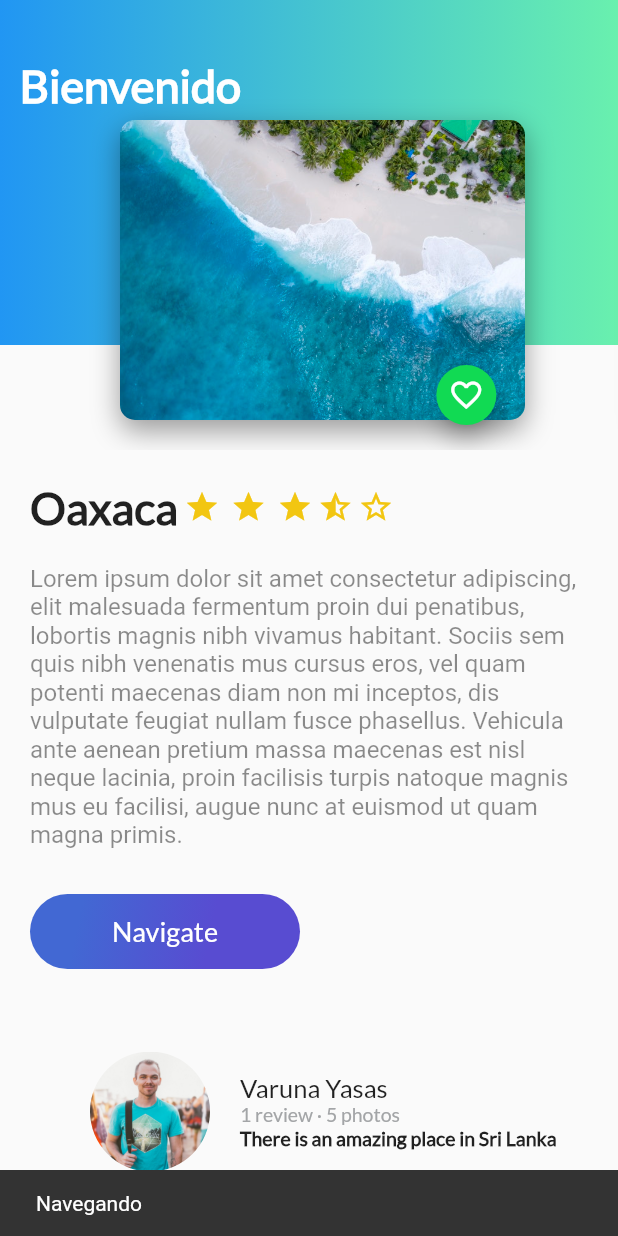
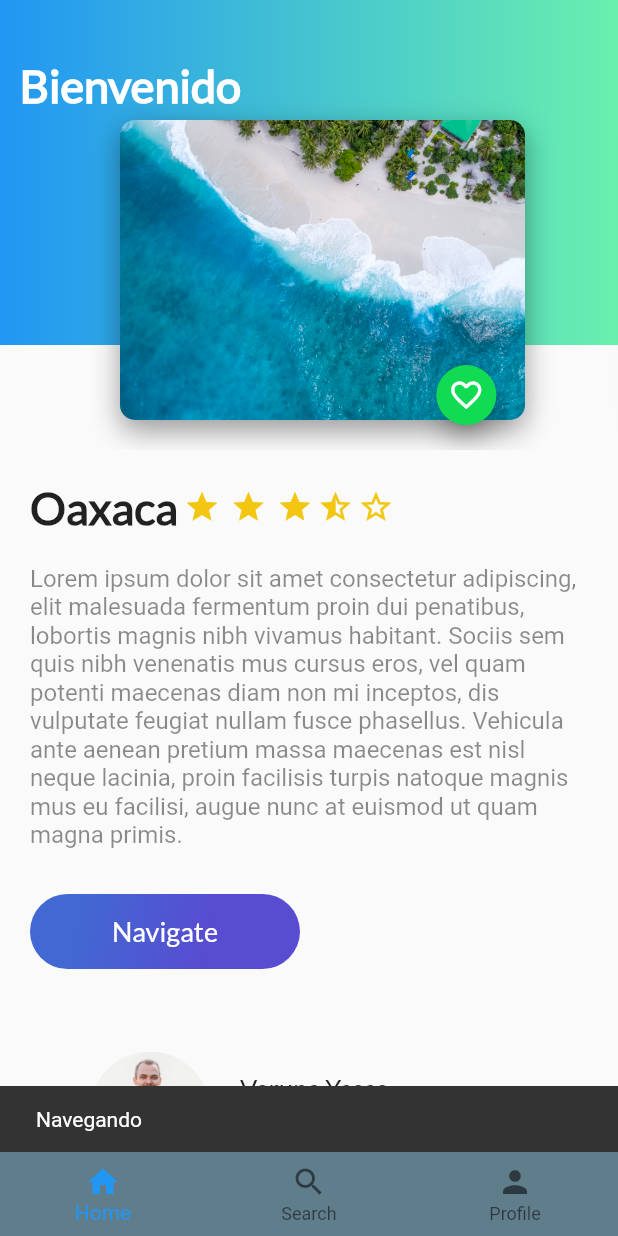
Before and after one commit to liz84pp/ProyectoFinal, a Flutter app: the screen it shows after launch, after a tap on "Navigate", on a phone screen of 412 x 824 dp. Run offline on Flutter 3.47's test engine with Material 2 defaults, Android fonts, the phone set to English and light mode, and no system bars.

Commit message:
agrego el nav bar

```diff
--- /dev/null
+++ b/lib/home_trips.dart
@@ -0,0 +1,40 @@
+import 'package:flutter/material.dart';
+import 'description_place.dart';
+import 'reviewlist.dart';
+import 'header_appbar.dart';
+
+
+class HomeTrips extends StatelessWidget {
+  String descriptionDummy = "Lorem ipsum dolor sit amet consectetur adipiscing, elit malesuada fermentum proin dui penatibus, lobortis magnis nibh vivamus habitant. Sociis sem quis nibh venenatis mus cursus eros, vel quam potenti maecenas diam non mi inceptos, dis vulputate feugiat nullam fusce phasellus. Vehicula ante aenean pretium massa maecenas est nisl neque lacinia, proin facilisis turpis natoque magnis mus eu facilisi, augue nunc at euismod ut quam magna primis.";
+
+  @override
+  Widget build(BuildContext context) {
+    // TODO: implement build
+    return MaterialApp(
+      title: 'Flutter Demo',
+      theme: ThemeData(
+        primarySwatch: Colors.blue,
+      ),
+      /*,*/
+      home: Scaffold (
+        /*appBar: AppBar(
+          title: Text("Esta es la barra AppBar"),
+        ),*/
+        body: Stack(
+          children: [
+            ListView(
+              children: [
+                DescriptionPlace("Oaxaca", 5, descriptionDummy),
+                ReviewList(),
+              ],
+            ),
+            HeaderAppBar()
+          ],
+        ),
+
+
+      ),
+    );
+  }
+
+}
--- a/lib/main.dart
+++ b/lib/main.dart
@@ -1,7 +1,7 @@
 import 'package:flutter/material.dart';
-import 'description_place.dart';
-import 'reviewlist.dart';
-import 'header_appbar.dart';
+import 'package:flutter_demogit/home_trips.dart';
+import 'uao_trips.dart';
+
 
 void main() {
   runApp(MyApp());
@@ -9,33 +9,9 @@ void main() {
 
 class MyApp extends StatelessWidget {
   // This widget is the root of your application.
-  String descriptionDummy = "Lorem ipsum dolor sit amet consectetur adipiscing, elit malesuada fermentum proin dui penatibus, lobortis magnis nibh vivamus habitant. Sociis sem quis nibh venenatis mus cursus eros, vel quam potenti maecenas diam non mi inceptos, dis vulputate feugiat nullam fusce phasellus. Vehicula ante aenean pretium massa maecenas est nisl neque lacinia, proin facilisis turpis natoque magnis mus eu facilisi, augue nunc at euismod ut quam magna primis.";
-
 
   @override
   Widget build(BuildContext context) {
-    return MaterialApp(
-      title: 'Flutter Demo',
-      theme: ThemeData(
-        primarySwatch: Colors.blue,
-      ),
-      /*,*/
-      home: Scaffold (
-        /*appBar: AppBar(
-          title: Text("Esta es la barra AppBar"),
-        ),*/
-        body: Stack(
-          children: [
-            ListView(
-              children: [
-                DescriptionPlace("Oaxaca", 5, descriptionDummy),
-                ReviewList(),
-              ],
-            ),
-            HeaderAppBar()
-          ],
-        )
- ),
-    );
+    return  UaoTrips();
   }
 }
--- /dev/null
+++ b/lib/profile_trips.dart
@@ -0,0 +1,12 @@
+import 'package:flutter/material.dart';
+
+class ProfileTrips extends StatelessWidget{
+  @override
+  Widget build(BuildContext context) {
+    // TODO: implement build
+    return Container(
+      color: Colors.deepOrange,
+    );
+  }
+
+}
--- /dev/null
+++ b/lib/search_trips.dart
@@ -0,0 +1,12 @@
+import 'package:flutter/material.dart';
+
+class SearchTrips extends StatelessWidget{
+  @override
+  Widget build(BuildContext context) {
+    // TODO: implement build
+    return Container(
+      color: Colors.blueAccent,
+    );
+  }
+
+}
--- /dev/null
+++ b/lib/uao_trips.dart
@@ -0,0 +1,72 @@
+import 'package:flutter/material.dart';
+import 'home_trips.dart';
+import 'search_trips.dart';
+import 'profile_trips.dart';
+
+class UaoTrips extends StatefulWidget {
+  @override
+  State<StatefulWidget> createState() {
+    // TODO: implement createState
+    return _UaoTrips();
+  }
+
+}
+
+class _UaoTrips extends State<UaoTrips> {
+  int indexTap = 0;
+  final List<Widget> widgetsChildren = [
+    HomeTrips(),
+    SearchTrips(),
+    ProfileTrips()
+  ];
+
+  void onTapTapped(int index){
+
+    setState(() {
+      indexTap = index;
+    });
+
+  }
+
+  @override
+  Widget build(BuildContext context) {
+    // TODO: implement build
+
+
+    return  MaterialApp(
+        title: "Uao Trips",
+        theme: ThemeData(
+        primarySwatch: Colors.blue,
+    ),
+    home: Scaffold(
+      body: widgetsChildren[indexTap],
+      bottomNavigationBar: Theme(
+        data: Theme.of(context).copyWith(
+            canvasColor: Colors.blueGrey,
+            primaryColor: Colors.black38
+        ),
+        child: BottomNavigationBar(
+            showSelectedLabels: true,
+            showUnselectedLabels: true,
+            onTap: onTapTapped,
+            currentIndex: indexTap,
+            items: [
+              BottomNavigationBarItem(
+                icon: Icon(Icons.home),
+                label: "Home",
+              ),
+              BottomNavigationBarItem(
+                icon: Icon(Icons.search),
+                label: "Search",
+              ),
+              BottomNavigationBarItem(
+                icon: Icon(Icons.person),
+                label: "Profile",
+              ),
+            ]
+        ),
+      ),
+    ),
+    );
+  }
+}
```
